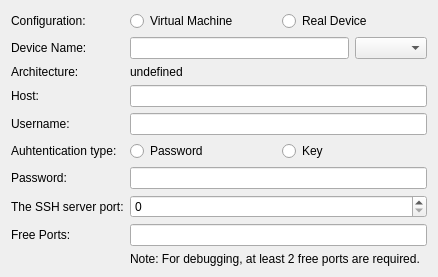
Qt form src/plugins/mer/merdeviceconfigwizardgeneralpage.ui (sailfishos/sailfish-qtcreator) before a commit.
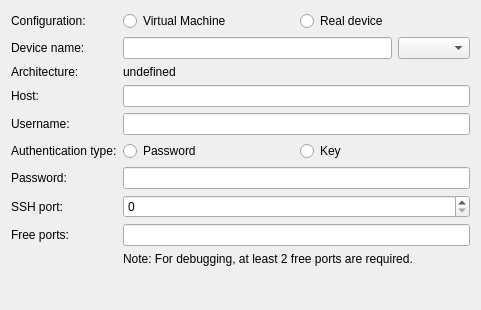
The same form after that commit.

Commit message: Jolla: UI Fix capital letters

The edit to the form file:
```diff
--- a/src/plugins/mer/merdeviceconfigwizardgeneralpage.ui
+++ b/src/plugins/mer/merdeviceconfigwizardgeneralpage.ui
@@ -6,8 +6,8 @@
    <rect>
     <x>0</x>
     <y>0</y>
-    <width>438</width>
-    <height>254</height>
+    <width>481</width>
+    <height>310</height>
    </rect>
   </property>
   <property name="windowTitle">
@@ -33,7 +33,7 @@
      <item>
       <widget class="QRadioButton" name="realDeviceRadioButton">
        <property name="text">
-        <string>Real Device</string>
+        <string>Real device</string>
        </property>
       </widget>
      </item>
@@ -42,7 +42,7 @@
    <item row="1" column="0">
     <widget class="QLabel" name="nameLabel_2">
      <property name="text">
-      <string>Device Name:</string>
+      <string>Device name:</string>
      </property>
     </widget>
    </item>
@@ -87,7 +87,7 @@
    <item row="5" column="0">
     <widget class="QLabel" name="authTypeLabel">
      <property name="text">
-      <string>Auhtentication type:</string>
+      <string>Authentication type:</string>
      </property>
     </widget>
    </item>
@@ -126,7 +126,7 @@
    <item row="7" column="0">
     <widget class="QLabel" name="sshPortLabel">
      <property name="text">
-      <string>The SSH server port:</string>
+      <string>SSH port:</string>
      </property>
     </widget>
    </item>
@@ -140,7 +140,7 @@
    <item row="8" column="0">
     <widget class="QLabel" name="freePortsLabel">
      <property name="text">
-      <string>Free Ports:</string>
+      <string>Free ports:</string>
      </property>
     </widget>
    </item>
```
The commit also changes 1 other file.
